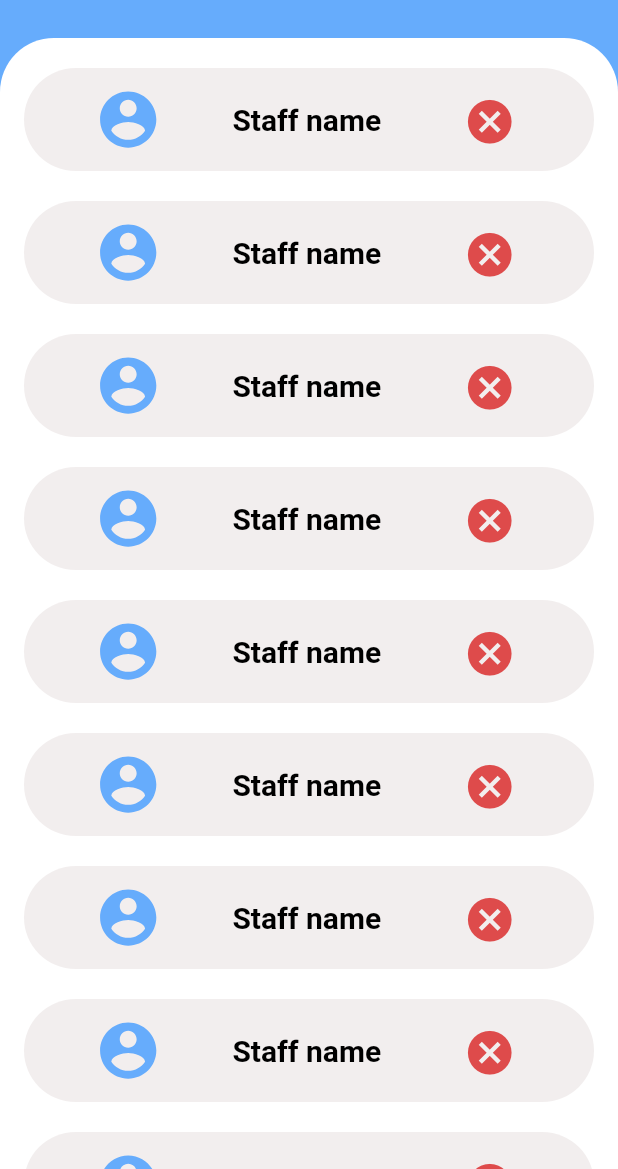
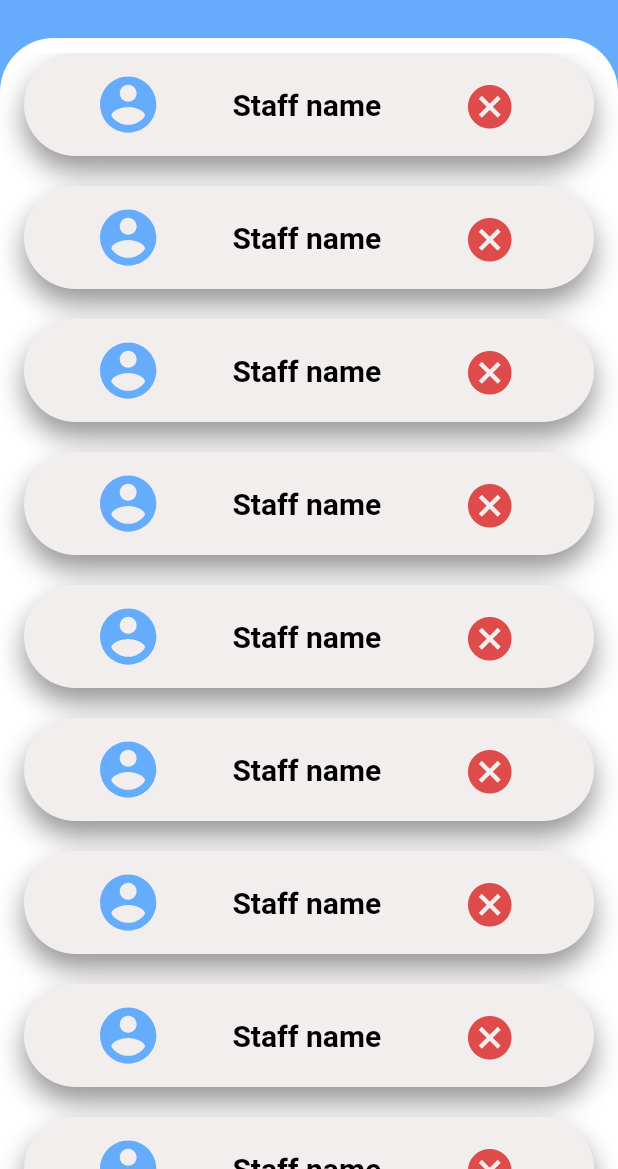
Before and after one commit to DAOUDsys/senior, a Flutter app: the PageList screen opened by its route, on a phone screen of 412 x 824 dp, the part 67-1236 px from its top. Run offline on Flutter 3.47's test engine with Material 2 defaults, Android fonts, the phone set to English and light mode, and no system bars; our stand-ins replace awesome_dialog, flutter_spinkit, flutter_svg, shared_preferences, webview_flutter; accounts and stored records are empty.

```diff
--- a/lib/components/cards/shelf_card.dart
+++ b/lib/components/cards/shelf_card.dart
@@ -33,6 +33,11 @@ class ShelfCard extends StatelessWidget {
         decoration: BoxDecoration(
           borderRadius: BorderRadius.circular(36) ,
           color: AppThemeChoose.getMode(context)? AppColors.textbox_dark: AppColors.textbox_light,
+          boxShadow:  [BoxShadow(
+            color: AppColors.shadow_textbox_dark,
+            blurRadius: AppThemeChoose.getMode(context)? 50:15,
+            offset: const Offset(0,10)
+          )]
         ),
         // ignore: sort_child_properties_last
         child: Column(
--- a/lib/components/cards/simple_notification_card.dart
+++ b/lib/components/cards/simple_notification_card.dart
@@ -18,6 +18,11 @@ class SimpleNCard extends StatelessWidget {
           decoration: BoxDecoration(
           color: AppThemeChoose.getMode(context)? AppColors.textbox_dark: AppColors.textbox_light,
           borderRadius: BorderRadius.circular(50),
+          boxShadow:  [BoxShadow(
+            color: AppColors.shadow_textbox_dark,
+            blurRadius: AppThemeChoose.getMode(context)? 50:15,
+            offset: const Offset(0,10)
+          )]
           ),
         child: Column(
           children: [
--- a/lib/components/cards/staff_card.dart
+++ b/lib/components/cards/staff_card.dart
@@ -16,6 +16,12 @@ class StaffCard extends StatelessWidget {
           decoration: BoxDecoration(
           color: AppThemeChoose.getMode(context)? AppColors.textbox_dark: AppColors.textbox_light,
           borderRadius: BorderRadius.circular(50),
+          boxShadow:  [BoxShadow(
+            color: AppColors.shadow_textbox_dark,
+            blurRadius: AppThemeChoose.getMode(context)? 50:15,
+            offset: const Offset(0,10)
+          )]
+
           ),
         child: Row(
           mainAxisAlignment: MainAxisAlignment.spaceEvenly,
--- a/lib/views/page list/page_list.dart
+++ b/lib/views/page list/page_list.dart
@@ -30,7 +30,7 @@ class PageList extends StatelessWidget {
             ),
 
           //child of the main container
-          child: Padding(padding: const EdgeInsets.only(top: 20),
+          child: Padding(padding: const EdgeInsets.only(top: 10),
           child: Grid(cardAspectRatio: cardAspectRatio,card: card,),
           ),
 
```
